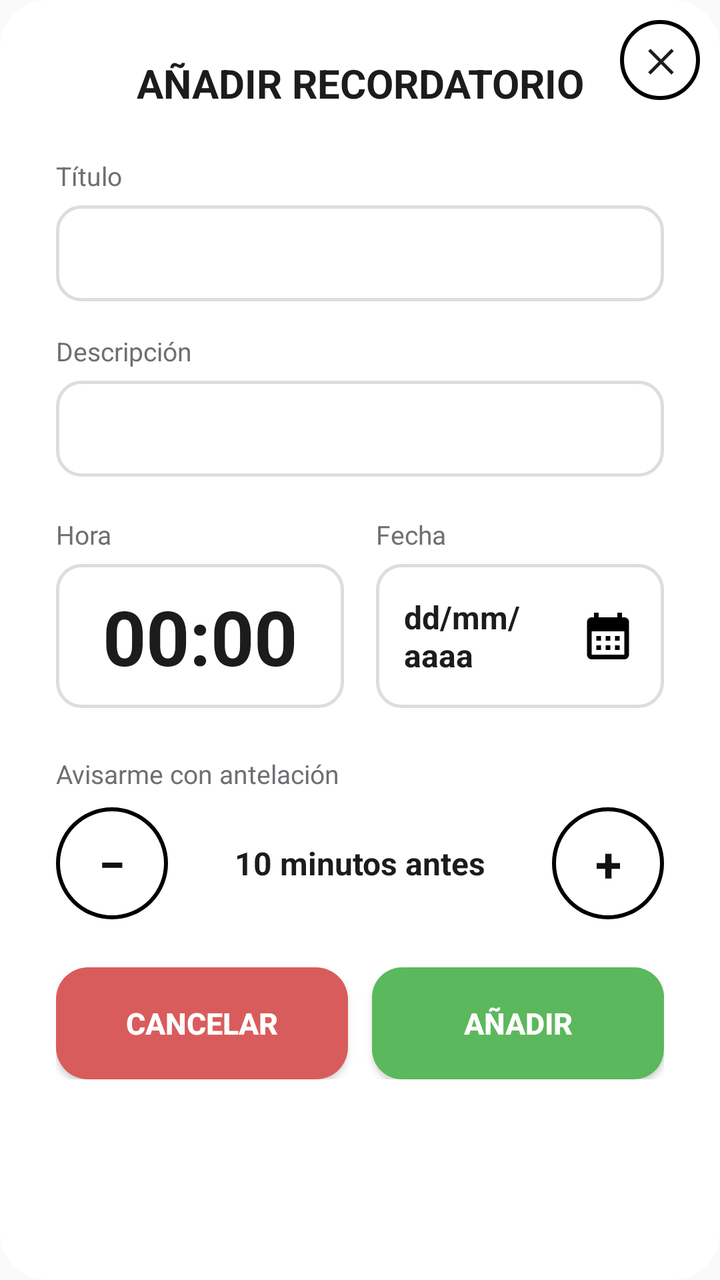
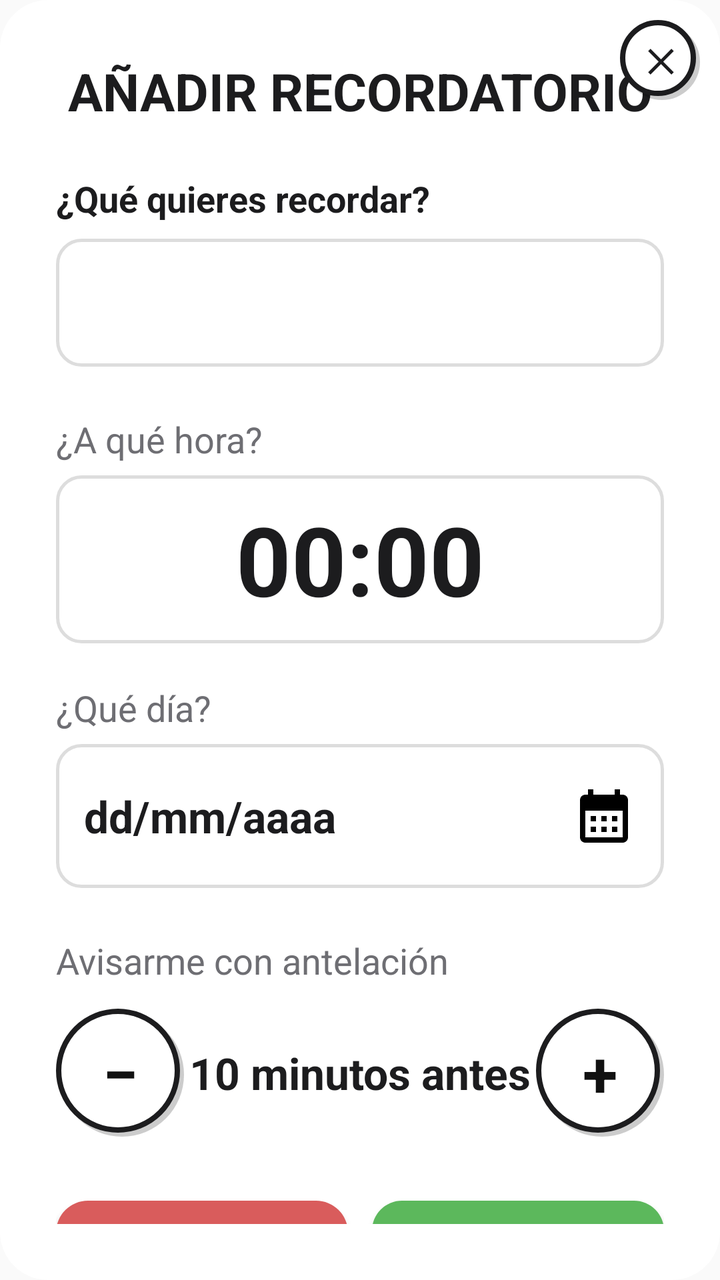

The first picture is an Android layout as it rendered before a commit; the second is the same layout after the commit. The layout source and the unified diff follow.
<!-- AndroidManifest.xml: application theme AppTheme.NoActionBar -->
<!-- res/layout/dialog_anadir_recordatorio.xml -->
<?xml version="1.0" encoding="utf-8"?>
<FrameLayout
    xmlns:android="http://schemas.android.com/apk/res/android"
    android:layout_width="480dp"
    android:layout_height="wrap_content"
    android:background="@drawable/bg_dialog">

    <LinearLayout
        android:layout_width="match_parent"
        android:layout_height="wrap_content"
        android:orientation="vertical"
        android:paddingStart="28dp"
        android:paddingEnd="28dp"
        android:paddingTop="28dp"
        android:paddingBottom="28dp">

        <TextView
            android:layout_width="match_parent"
            android:layout_height="wrap_content"
            android:text="AÑADIR RECORDATORIO"
            android:textSize="20sp"
            android:textStyle="bold"
            android:textColor="#1C1C1E"
            android:gravity="center"
            android:layout_marginBottom="24dp"/>

        <TextView
            android:layout_width="wrap_content"
            android:layout_height="wrap_content"
            android:text="Título"
            android:textSize="13sp"
            android:textColor="#6E6E73"
            android:layout_marginBottom="6dp"/>

        <EditText
            android:id="@+id/etTituloRecordatorio"
            android:layout_width="match_parent"
            android:layout_height="48dp"
            android:textSize="15sp"
            android:textColor="#1C1C1E"
            android:background="@drawable/bg_campo_descripcion"
            android:paddingStart="14dp"
            android:paddingEnd="14dp"
            android:singleLine="true"
            android:inputType="text"
            android:layout_marginBottom="16dp"/>

        <TextView
            android:layout_width="wrap_content"
            android:layout_height="wrap_content"
            android:text="Descripción"
            android:textSize="13sp"
            android:textColor="#6E6E73"
            android:layout_marginBottom="6dp"/>

        <EditText
            android:id="@+id/etDescripcionRecordatorio"
            android:layout_width="match_parent"
            android:layout_height="48dp"
            android:textSize="15sp"
            android:textColor="#1C1C1E"
            android:background="@drawable/bg_campo_descripcion"
            android:paddingStart="14dp"
            android:paddingEnd="14dp"
            android:singleLine="true"
            android:inputType="text"
            android:layout_marginBottom="20dp"/>

        
        <LinearLayout
            android:layout_width="match_parent"
            android:layout_height="wrap_content"
            android:orientation="horizontal"
            android:layout_marginBottom="24dp">

            <LinearLayout
                android:layout_width="0dp"
                android:layout_height="wrap_content"
                android:layout_weight="1"
                android:orientation="vertical"
                android:layout_marginEnd="16dp">

                <TextView
                    android:layout_width="wrap_content"
                    android:layout_height="wrap_content"
                    android:text="Hora"
                    android:textSize="13sp"
                    android:textColor="#6E6E73"
                    android:layout_marginBottom="6dp"/>

                <TextView
                    android:id="@+id/tvHoraDialogRec"
                    android:layout_width="match_parent"
                    android:layout_height="72dp"
                    android:text="00:00"
                    android:textSize="38sp"
                    android:textStyle="bold"
                    android:textColor="#1C1C1E"
                    android:gravity="center"
                    android:background="@drawable/bg_campo_descripcion"
                    android:clickable="true"
                    android:focusable="true"/>
            </LinearLayout>

            <LinearLayout
                android:layout_width="0dp"
                android:layout_height="wrap_content"
                android:layout_weight="1"
                android:orientation="vertical">

                <TextView
                    android:layout_width="wrap_content"
                    android:layout_height="wrap_content"
                    android:text="Fecha"
                    android:textSize="13sp"
                    android:textColor="#6E6E73"
                    android:layout_marginBottom="6dp"/>

                <LinearLayout
                    android:id="@+id/tvFechaDialogRec"
                    android:layout_width="match_parent"
                    android:layout_height="72dp"
                    android:orientation="horizontal"
                    android:gravity="center"
                    android:paddingStart="14dp"
                    android:paddingEnd="14dp"
                    android:background="@drawable/bg_campo_descripcion"
                    android:clickable="true"
                    android:focusable="true">

                    <TextView
                        android:id="@+id/tvFechaTexto"
                        android:layout_width="0dp"
                        android:layout_height="wrap_content"
                        android:layout_weight="1"
                        android:text="dd/mm/aaaa"
                        android:textSize="16sp"
                        android:textStyle="bold"
                        android:textColor="#1C1C1E"
                        android:gravity="center_vertical"/>

                    <ImageView
                        android:layout_width="28dp"
                        android:layout_height="28dp"
                        android:src="@drawable/ic_calendario"
                        android:contentDescription=""/>
                </LinearLayout>
            </LinearLayout>
        </LinearLayout>

        
        <TextView
            android:layout_width="wrap_content"
            android:layout_height="wrap_content"
            android:text="Avisarme con antelación"
            android:textSize="13sp"
            android:textColor="#6E6E73"
            android:layout_marginBottom="8dp"/>

        <LinearLayout
            android:layout_width="match_parent"
            android:layout_height="56dp"
            android:orientation="horizontal"
            android:gravity="center"
            android:layout_marginBottom="24dp">

            <TextView
                android:id="@+id/btnAnticipacionMenos"
                android:layout_width="56dp"
                android:layout_height="match_parent"
                android:text="−"
                android:textSize="24sp"
                android:textStyle="bold"
                android:textColor="#111111"
                android:gravity="center"
                android:background="@drawable/bg_tipo_normal"
                android:clickable="true"
                android:focusable="true"/>

            <TextView
                android:id="@+id/tvAnticipacionValor"
                android:layout_width="0dp"
                android:layout_height="wrap_content"
                android:layout_weight="1"
                android:text="10 minutos antes"
                android:textSize="16sp"
                android:textStyle="bold"
                android:textColor="#1C1C1E"
                android:gravity="center"/>

            <TextView
                android:id="@+id/btnAnticipacionMas"
                android:layout_width="56dp"
                android:layout_height="match_parent"
                android:text="+"
                android:textSize="24sp"
                android:textStyle="bold"
                android:textColor="#111111"
                android:gravity="center"
                android:background="@drawable/bg_tipo_normal"
                android:clickable="true"
                android:focusable="true"/>
        </LinearLayout>

        <LinearLayout
            android:layout_width="match_parent"
            android:layout_height="wrap_content"
            android:orientation="horizontal">

            <Button
                android:id="@+id/btnCancelarDialogRec"
                android:layout_width="0dp"
                android:layout_height="56dp"
                android:layout_weight="1"
                android:text="CANCELAR"
                android:textColor="#FFFFFF"
                android:textSize="15sp"
                android:textStyle="bold"
                android:background="@drawable/bg_btn_cancelar"
                android:layout_marginEnd="12dp"/>

            <Button
                android:id="@+id/btnGuardarDialogRec"
                android:layout_width="0dp"
                android:layout_height="56dp"
                android:layout_weight="1"
                android:text="AÑADIR"
                android:textColor="#FFFFFF"
                android:textSize="15sp"
                android:textStyle="bold"
                android:background="@drawable/bg_btn_guardar"/>
        </LinearLayout>

    </LinearLayout>

    
    <TextView
        android:id="@+id/btnCerrarDialogRec"
        android:layout_width="40dp"
        android:layout_height="40dp"
        android:layout_gravity="top|end"
        android:layout_marginTop="10dp"
        android:layout_marginEnd="10dp"
        android:text="✕"
        android:textSize="16sp"
        android:textStyle="bold"
        android:textColor="#1C1C1E"
        android:gravity="center"
        android:background="@drawable/bg_tipo_normal"
        android:clickable="true"
        android:focusable="true"/>

</FrameLayout>
<!-- resources referenced by this layout -->
<resources>
  <!-- drawable bg_btn_cancelar (drawable) -->
  <?xml version="1.0" encoding="utf-8"?>
  <shape xmlns:android="http://schemas.android.com/apk/res/android"
      android:shape="rectangle">
      <solid android:color="#D95C5C" />
      <corners android:radius="16dp" />
  </shape>
  <!-- drawable bg_btn_guardar (drawable) -->
  <?xml version="1.0" encoding="utf-8"?>
  <shape xmlns:android="http://schemas.android.com/apk/res/android"
      android:shape="rectangle">
      <solid android:color="#5CB85C"/>
      <corners android:radius="15dp"/>
  </shape>
  <!-- drawable bg_campo_descripcion (drawable) -->
  <?xml version="1.0" encoding="utf-8"?>
  <shape xmlns:android="http://schemas.android.com/apk/res/android"
      android:shape="rectangle">
      <solid android:color="#FFFFFF"/>
      <stroke android:width="1.5dp" android:color="#DDDDDD"/>
      <corners android:radius="12dp"/>
  </shape>
  <!-- drawable bg_dialog (drawable) -->
  <?xml version="1.0" encoding="utf-8"?>
  <shape xmlns:android="http://schemas.android.com/apk/res/android"
      android:shape="rectangle">
      <solid android:color="#FFFFFF"/>
      <corners android:radius="24dp"/>
  </shape>
  <!-- drawable bg_tipo_normal (drawable) -->
  <?xml version="1.0" encoding="utf-8"?>
  <shape xmlns:android="http://schemas.android.com/apk/res/android"
      android:shape="rectangle">
  
      <solid android:color="#FFFFFF" />
  
      <corners android:radius="70dp" />
  
      <stroke
          android:color="#000000"
          android:width="2dp" />
  
  </shape>
  <!-- drawable ic_calendario (drawable) -->
  <vector xmlns:android="http://schemas.android.com/apk/res/android" android:height="24dp" android:tint="#000000" android:viewportHeight="24" android:viewportWidth="24" android:width="24dp">
        
      <path android:fillColor="@android:color/white" android:pathData="M19,4h-1V2h-2v2H8V2H6v2H5C3.89,4 3.01,4.9 3.01,6L3,20c0,1.1 0.89,2 2,2h14c1.1,0 2,-0.9 2,-2V6C21,4.9 20.1,4 19,4zM19,20H5V10h14V20zM9,14H7v-2h2V14zM13,14h-2v-2h2V14zM17,14h-2v-2h2V14zM9,18H7v-2h2V18zM13,18h-2v-2h2V18zM17,18h-2v-2h2V18z"/>
      
  </vector>
  <style name="AppTheme.NoActionBar">
          <item name="windowActionBar">false</item>
          <item name="windowNoTitle">true</item>
          <item name="android:statusBarColor">@color/fondo_app</item>
          <item name="android:windowLightStatusBar">true</item>
      </style>
  <color name="fondo_app">#F2F2F7</color>
</resources>

<!-- the commit's change to res/layout/dialog_anadir_recordatorio.xml (unified diff, before → after) -->
@@ -18,7 +18,7 @@
             android:layout_width="match_parent"
             android:layout_height="wrap_content"
             android:text="AÑADIR RECORDATORIO"
-            android:textSize="20sp"
+            android:textSize="@dimen/text_size_large"
             android:textStyle="bold"
             android:textColor="#1C1C1E"
             android:gravity="center"
@@ -27,124 +27,91 @@
         <TextView
             android:layout_width="wrap_content"
             android:layout_height="wrap_content"
-            android:text="Título"
-            android:textSize="13sp"
-            android:textColor="#6E6E73"
-            android:layout_marginBottom="6dp"/>
+            android:text="¿Qué quieres recordar?"
+            android:textSize="@dimen/text_size_small"
+            android:textStyle="bold"
+            android:textColor="#1C1C1E"
+            android:layout_marginBottom="8dp"/>
 
         <EditText
             android:id="@+id/etTituloRecordatorio"
             android:layout_width="match_parent"
-            android:layout_height="48dp"
-            android:textSize="15sp"
+            android:layout_height="64dp"
+            android:textSize="@dimen/text_size_medium"
             android:textColor="#1C1C1E"
             android:background="@drawable/bg_campo_descripcion"
-            android:paddingStart="14dp"
-            android:paddingEnd="14dp"
+            android:paddingStart="16dp"
+            android:paddingEnd="16dp"
             android:singleLine="true"
             android:inputType="text"
-            android:layout_marginBottom="16dp"/>
-
-        <TextView
-            android:layout_width="wrap_content"
-            android:layout_height="wrap_content"
-            android:text="Descripción"
-            android:textSize="13sp"
-            android:textColor="#6E6E73"
-            android:layout_marginBottom="6dp"/>
-
-        <EditText
-            android:id="@+id/etDescripcionRecordatorio"
-            android:layout_width="match_parent"
-            android:layout_height="48dp"
-            android:textSize="15sp"
-            android:textColor="#1C1C1E"
-            android:background="@drawable/bg_campo_descripcion"
-            android:paddingStart="14dp"
-            android:paddingEnd="14dp"
-            android:singleLine="true"
-            android:inputType="text"
-            android:layout_marginBottom="20dp"/>
+            android:layout_marginBottom="24dp"/>
+
 
         
         <LinearLayout
             android:layout_width="match_parent"
             android:layout_height="wrap_content"
-            android:orientation="horizontal"
+            android:orientation="vertical"
             android:layout_marginBottom="24dp">
 
+            <TextView
+                android:layout_width="wrap_content"
+                android:layout_height="wrap_content"
+                android:text="¿A qué hora?"
+                android:textSize="@dimen/text_size_small"
+                android:textColor="#6E6E73"
+                android:layout_marginBottom="6dp"/>
+
+            <TextView
+                android:id="@+id/tvHoraDialogRec"
+                android:layout_width="match_parent"
+                android:layout_height="84dp"
+                android:text="00:00"
+                android:textSize="48sp"
+                android:textStyle="bold"
+                android:textColor="#1C1C1E"
+                android:gravity="center"
+                android:background="@drawable/bg_campo_descripcion"
+                android:clickable="true"
+                android:focusable="true"
+                android:layout_marginBottom="20dp"/>
+
+            <TextView
+                android:layout_width="wrap_content"
+                android:layout_height="wrap_content"
+                android:text="¿Qué día?"
+                android:textSize="@dimen/text_size_small"
+                android:textColor="#6E6E73"
+                android:layout_marginBottom="6dp"/>
+
             <LinearLayout
-                android:layout_width="0dp"
-                android:layout_height="wrap_content"
-                android:layout_weight="1"
-                android:orientation="vertical"
-                android:layout_marginEnd="16dp">
+                android:id="@+id/tvFechaDialogRec"
+                android:layout_width="match_parent"
+                android:layout_height="72dp"
+                android:orientation="horizontal"
+                android:gravity="center"
+                android:paddingStart="14dp"
+                android:paddingEnd="14dp"
+                android:background="@drawable/bg_campo_descripcion"
+                android:clickable="true"
+                android:focusable="true">
 
                 <TextView
-                    android:layout_width="wrap_content"
+                    android:id="@+id/tvFechaTexto"
+                    android:layout_width="0dp"
                     android:layout_height="wrap_content"
-                    android:text="Hora"
-                    android:textSize="13sp"
-                    android:textColor="#6E6E73"
-                    android:layout_marginBottom="6dp"/>
-
-                <TextView
-                    android:id="@+id/tvHoraDialogRec"
-                    android:layout_width="match_parent"
-                    android:layout_height="72dp"
-                    android:text="00:00"
-                    android:textSize="38sp"
+                    android:layout_weight="1"
+                    android:text="dd/mm/aaaa"
+                    android:textSize="@dimen/text_size_medium"
                     android:textStyle="bold"
                     android:textColor="#1C1C1E"
-                    android:gravity="center"
-                    android:background="@drawable/bg_campo_descripcion"
-                    android:clickable="true"
-                    android:focusable="true"/>
-            </LinearLayout>
-
-            <LinearLayout
-                android:layout_width="0dp"
-                android:layout_height="wrap_content"
-                android:layout_weight="1"
-                android:orientation="vertical">
-
-                <TextView
-                    android:layout_width="wrap_content"
-                    android:layout_height="wrap_content"
-                    android:text="Fecha"
-                    android:textSize="13sp"
-                    android:textColor="#6E6E73"
-                    android:layout_marginBottom="6dp"/>
-
-                <LinearLayout
-                    android:id="@+id/tvFechaDialogRec"
-                    android:layout_width="match_parent"
-                    android:layout_height="72dp"
-                    android:orientation="horizontal"
-                    android:gravity="center"
-                    android:paddingStart="14dp"
-                    android:paddingEnd="14dp"
-                    android:background="@drawable/bg_campo_descripcion"
-                    android:clickable="true"
-                    android:focusable="true">
-
-                    <TextView
-                        android:id="@+id/tvFechaTexto"
-                        android:layout_width="0dp"
-                        android:layout_height="wrap_content"
-                        android:layout_weight="1"
-                        android:text="dd/mm/aaaa"
-                        android:textSize="16sp"
-                        android:textStyle="bold"
-                        android:textColor="#1C1C1E"
-                        android:gravity="center_vertical"/>
-
-                    <ImageView
-                        android:layout_width="28dp"
-                        android:layout_height="28dp"
-                        android:src="@drawable/ic_calendario"
-                        android:contentDescription=""/>
-                </LinearLayout>
+                    android:gravity="center_vertical"/>
+
+                <ImageView
+                    android:layout_width="32dp"
+                    android:layout_height="32dp"
+                    android:src="@drawable/ic_calendario"
+                    android:contentDescription=""/>
             </LinearLayout>
         </LinearLayout>
 
@@ -153,23 +120,23 @@
             android:layout_width="wrap_content"
             android:layout_height="wrap_content"
             android:text="Avisarme con antelación"
-            android:textSize="13sp"
+            android:textSize="@dimen/text_size_small"
             android:textColor="#6E6E73"
-            android:layout_marginBottom="8dp"/>
+            android:layout_marginBottom="12dp"/>
 
         <LinearLayout
             android:layout_width="match_parent"
-            android:layout_height="56dp"
+            android:layout_height="64dp"
             android:orientation="horizontal"
             android:gravity="center"
-            android:layout_marginBottom="24dp">
+            android:layout_marginBottom="32dp">
 
             <TextView
                 android:id="@+id/btnAnticipacionMenos"
-                android:layout_width="56dp"
+                android:layout_width="64dp"
                 android:layout_height="match_parent"
                 android:text="−"
-                android:textSize="24sp"
+                android:textSize="32sp"
                 android:textStyle="bold"
                 android:textColor="#111111"
                 android:gravity="center"
@@ -183,17 +150,17 @@
                 android:layout_height="wrap_content"
                 android:layout_weight="1"
                 android:text="10 minutos antes"
-                android:textSize="16sp"
+                android:textSize="@dimen/text_size_medium"
                 android:textStyle="bold"
                 android:textColor="#1C1C1E"
                 android:gravity="center"/>
 
             <TextView
                 android:id="@+id/btnAnticipacionMas"
-                android:layout_width="56dp"
+                android:layout_width="64dp"
                 android:layout_height="match_parent"
                 android:text="+"
-                android:textSize="24sp"
+                android:textSize="32sp"
                 android:textStyle="bold"
                 android:textColor="#111111"
                 android:gravity="center"
@@ -210,11 +177,11 @@
             <Button
                 android:id="@+id/btnCancelarDialogRec"
                 android:layout_width="0dp"
-                android:layout_height="56dp"
+                android:layout_height="64dp"
                 android:layout_weight="1"
                 android:text="CANCELAR"
                 android:textColor="#FFFFFF"
-                android:textSize="15sp"
+                android:textSize="@dimen/text_size_medium"
                 android:textStyle="bold"
                 android:background="@drawable/bg_btn_cancelar"
                 android:layout_marginEnd="12dp"/>
@@ -222,11 +189,11 @@
             <Button
                 android:id="@+id/btnGuardarDialogRec"
                 android:layout_width="0dp"
-                android:layout_height="56dp"
+                android:layout_height="64dp"
                 android:layout_weight="1"
                 android:text="AÑADIR"
                 android:textColor="#FFFFFF"
-                android:textSize="15sp"
+                android:textSize="@dimen/text_size_medium"
                 android:textStyle="bold"
                 android:background="@drawable/bg_btn_guardar"/>
         </LinearLayout>
<!-- resource entries referenced after the edit -->
@@ -1,5 +1,8 @@
 <!-- resources referenced by this layout -->
 <resources>
+  <dimen name="text_size_large">26sp</dimen>
+  <dimen name="text_size_medium">22sp</dimen>
+  <dimen name="text_size_small">18sp</dimen>
   <!-- drawable bg_btn_cancelar (drawable) -->
   <?xml version="1.0" encoding="utf-8"?>
   <shape xmlns:android="http://schemas.android.com/apk/res/android"
@@ -31,18 +34,25 @@
   </shape>
   <!-- drawable bg_tipo_normal (drawable) -->
   <?xml version="1.0" encoding="utf-8"?>
-  <shape xmlns:android="http://schemas.android.com/apk/res/android"
-      android:shape="rectangle">
-  
-      <solid android:color="#FFFFFF" />
-  
-      <corners android:radius="70dp" />
-  
-      <stroke
-          android:color="#000000"
-          android:width="2dp" />
-  
-  </shape>
+  <layer-list xmlns:android="http://schemas.android.com/apk/res/android">
+      
+      <item android:top="2dp" android:left="2dp">
+          <shape android:shape="rectangle">
+              <solid android:color="#33000000" />
+              <corners android:radius="70dp" />
+          </shape>
+      </item>
+      
+      <item android:bottom="2dp" android:right="2dp">
+          <shape android:shape="rectangle">
+              <solid android:color="#FFFFFF" />
+              <corners android:radius="70dp" />
+              <stroke
+                  android:color="#1C1C1E"
+                  android:width="2.5dp" />
+          </shape>
+      </item>
+  </layer-list>
   <!-- drawable ic_calendario (drawable) -->
   <vector xmlns:android="http://schemas.android.com/apk/res/android" android:height="24dp" android:tint="#000000" android:viewportHeight="24" android:viewportWidth="24" android:width="24dp">
         
